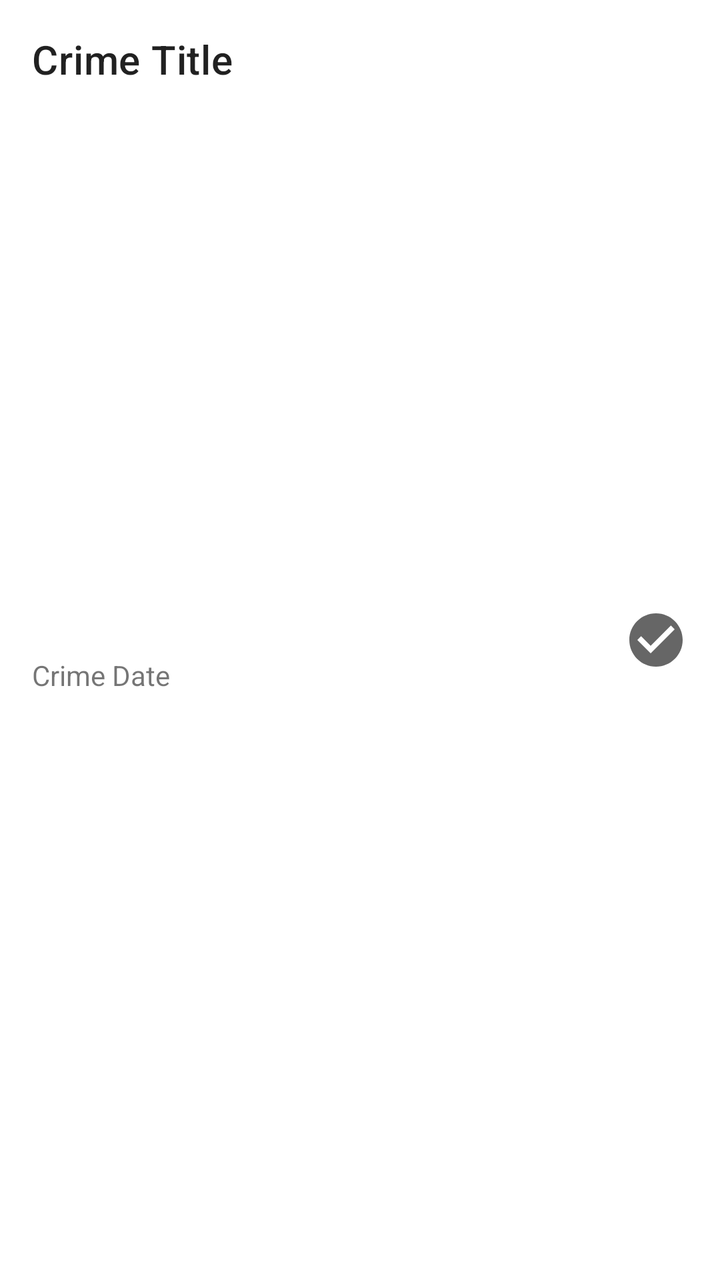
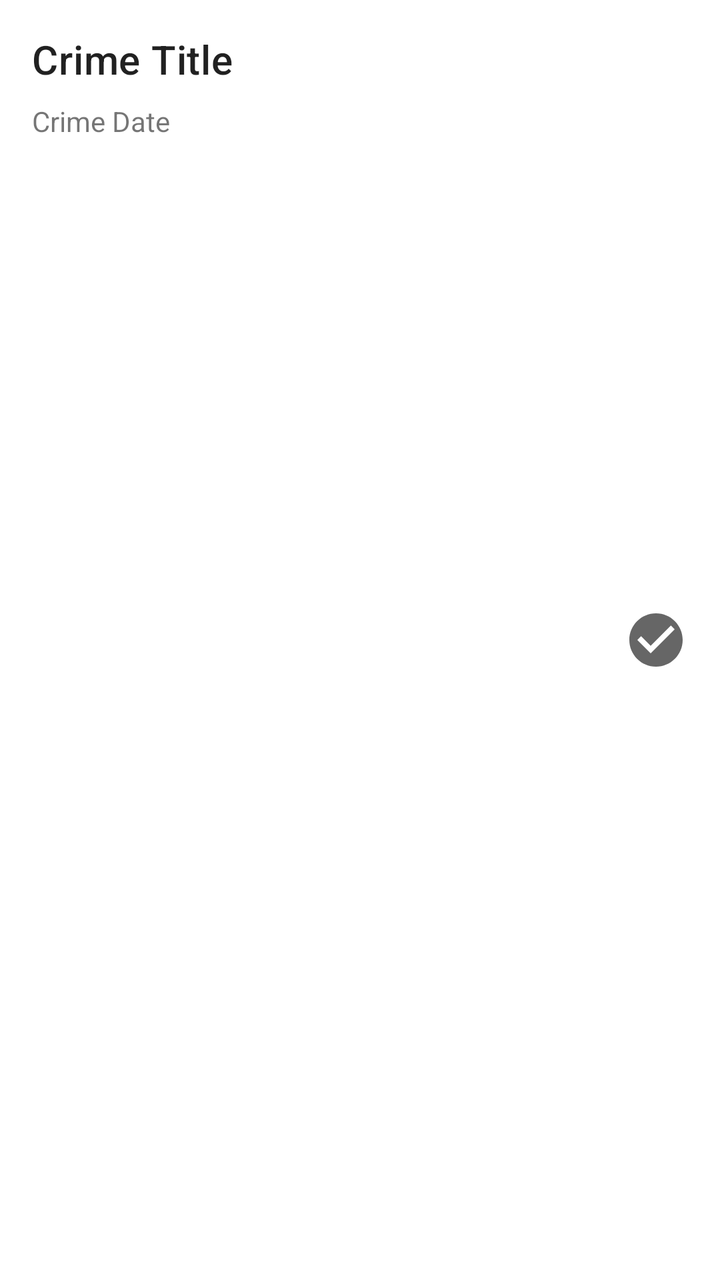

Before-and-after screenshots of an Android layout around one commit, followed by the original layout XML and the change that was made.
<!-- AndroidManifest.xml: application theme Theme.CriminalIntent -->
<!-- res/layout/list_item_crime.xml -->
<?xml version="1.0" encoding="utf-8"?>
<androidx.constraintlayout.widget.ConstraintLayout
    xmlns:android="http://schemas.android.com/apk/res/android"
    xmlns:app="http://schemas.android.com/apk/res-auto"
    android:layout_width="match_parent"
    android:layout_height="wrap_content">

    <TextView
        android:id="@+id/crime_title"
        android:layout_width="0dp"
        android:layout_height="wrap_content"
        android:layout_marginStart="16dp"
        android:layout_marginTop="16dp"
        android:layout_marginEnd="16dp"
        android:text="Crime Title"
        android:textAppearance="?attr/textAppearanceHeadline6"
        app:layout_constraintEnd_toStartOf="@+id/crime_solved"
        app:layout_constraintStart_toStartOf="parent"
        app:layout_constraintTop_toTopOf="parent" />

    <TextView
        android:id="@+id/crime_date"
        android:layout_width="0dp"
        android:layout_height="wrap_content"
        android:layout_marginTop="8dp"
        android:layout_marginBottom="16dp"
        android:text="Crime Date"
        app:layout_constraintBottom_toBottomOf="parent"
        app:layout_constraintEnd_toEndOf="@+id/crime_title"
        app:layout_constraintStart_toStartOf="@+id/crime_title"
        app:layout_constraintTop_toBottomOf="@+id/crime_title" />

    <ImageView
        android:id="@+id/crime_solved"
        android:layout_width="wrap_content"
        android:layout_height="wrap_content"
        android:layout_marginEnd="16dp"
        app:layout_constraintBottom_toBottomOf="parent"
        app:layout_constraintEnd_toEndOf="parent"
        app:layout_constraintTop_toTopOf="parent"
        app:srcCompat="@drawable/ic_solved" />

</androidx.constraintlayout.widget.ConstraintLayout>
<!-- resources referenced by this layout -->
<resources>
  <!-- drawable ic_solved (drawable) -->
  <vector xmlns:android="http://schemas.android.com/apk/res/android"
      android:width="32dp"
      android:height="32dp"
      android:tint="?attr/colorControlNormal"
      android:viewportWidth="24"
      android:viewportHeight="24">
      <path
          android:fillColor="@android:color/white"
          android:pathData="M12,2C6.48,2 2,6.48 2,12s4.48,10 10,10 10,-4.48 10,-10S17.52,2 12,2zM10,17l-5,-5 1.41,-1.41L10,14.17l7.59,-7.59L19,8l-9,9z" />
  </vector>
  <style name="Theme.CriminalIntent" parent="Base.Theme.CriminalIntent" />
  <style name="Base.Theme.CriminalIntent" parent="Theme.MaterialComponents.DayNight.NoActionBar">
          
          <item name="colorPrimary">@color/purple_500</item>
      </style>
  <color name="purple_500">#FF6200EE</color>
</resources>

<!-- the commit's change to res/layout/list_item_crime.xml (unified diff, before → after) -->
@@ -11,7 +11,7 @@
         android:layout_height="wrap_content"
         android:layout_marginStart="16dp"
         android:layout_marginTop="16dp"
-        android:layout_marginEnd="16dp"
+        android:layout_marginEnd="8dp"
         android:text="Crime Title"
         android:textAppearance="?attr/textAppearanceHeadline6"
         app:layout_constraintEnd_toStartOf="@+id/crime_solved"
@@ -22,12 +22,12 @@
         android:id="@+id/crime_date"
         android:layout_width="0dp"
         android:layout_height="wrap_content"
+        android:layout_marginStart="16dp"
         android:layout_marginTop="8dp"
-        android:layout_marginBottom="16dp"
+        android:layout_marginEnd="8dp"
         android:text="Crime Date"
-        app:layout_constraintBottom_toBottomOf="parent"
-        app:layout_constraintEnd_toEndOf="@+id/crime_title"
-        app:layout_constraintStart_toStartOf="@+id/crime_title"
+        app:layout_constraintEnd_toStartOf="@+id/crime_solved"
+        app:layout_constraintStart_toStartOf="parent"
         app:layout_constraintTop_toBottomOf="@+id/crime_title" />
 
     <ImageView
